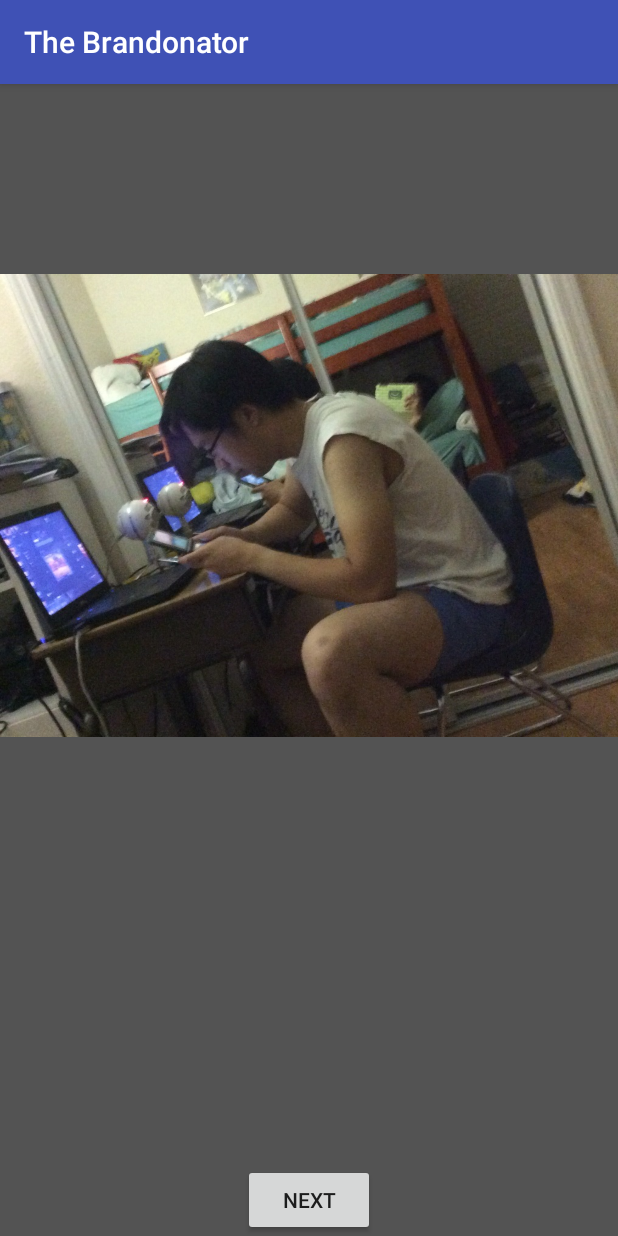
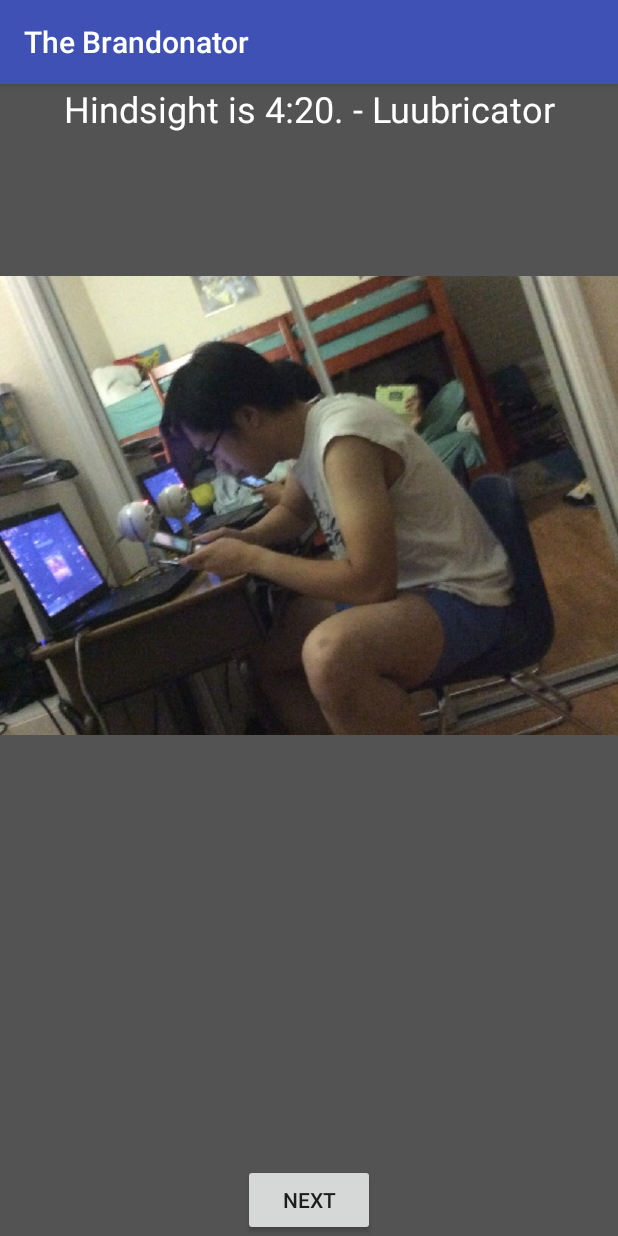
Before and after one commit to dabearrr/The_Brandonator, an Android app: the screen it shows after launch (MainActivity), after a tap on "NEXT", on a phone screen of 412 x 824 dp. Run offline under Robolectric (Android 15) with nearby library versions, the phone set to English and light mode, and no system bars.

Commit message:
added textSwitcher, is working

```diff
--- a/app/src/main/java/com/example/raymond/thebrandonator/MainActivity.java
+++ b/app/src/main/java/com/example/raymond/thebrandonator/MainActivity.java
@@ -1,9 +1,11 @@
 package com.example.raymond.thebrandonator;
 
 import android.graphics.Bitmap;
+import android.graphics.Color;
 import android.graphics.drawable.BitmapDrawable;
 import android.support.v7.app.AppCompatActivity;
 import android.os.Bundle;
+import android.view.Gravity;
 import android.view.View;
 import android.view.ViewGroup;
 import android.view.animation.Animation;
@@ -11,7 +13,11 @@ import android.view.animation.AnimationUtils;
 import android.widget.Button;
 import android.widget.ImageSwitcher;
 import android.widget.ImageView;
+import android.widget.TextSwitcher;
+import android.widget.TextView;
 import android.widget.ViewSwitcher;
+
+import org.w3c.dom.Text;
 
 public class MainActivity extends AppCompatActivity {
 
@@ -22,15 +28,23 @@ public class MainActivity extends AppCompatActivity {
     //get image pos
     int currentImage = -1;
 
+    //text array
+    String myText[] = {"Hindsight is 4:20. - Luubricator", "Just want a piece of Percy's ass, ya know? - Luudysseus",
+            "It's lit - Luum", "Is it better to have memed and lost, than to have never memed at all? - Marcus Aurelius",
+            "People don't think it be how it be, but it do - Brandon 'Smokes' DaGrasse Tyson",
+            "'I'll be Frank, guys-' - Marluu Brando, '-Okay, I'll be Raymond' - Raymond"};
+    int currentText = -1;
+    int countText = myText.length;
+
     @Override
     protected void onCreate(Bundle savedInstanceState) {
         super.onCreate(savedInstanceState);
         setContentView(R.layout.activity_main);
 
-        //add button and imageviewer to fetch id
+        //add button and imageviewer and textviewer to fetch id
         Button nextImage=(Button)findViewById(R.id.btnNext);
         final ImageSwitcher imageSwitcher = (ImageSwitcher) findViewById(R.id.imageChanger);
-
+        final TextSwitcher textSwitcher = (TextSwitcher)  findViewById(R.id.switchText);
         //code to use image switcher
         imageSwitcher.setFactory(new ViewSwitcher.ViewFactory() {
 
@@ -53,6 +67,19 @@ public class MainActivity extends AppCompatActivity {
         imageSwitcher.setInAnimation(in);
         imageSwitcher.setOutAnimation(out);
 
+        //code to use textSwitcher
+        textSwitcher.setFactory(new ViewSwitcher.ViewFactory() {
+
+            public View makeView() {
+                //add Imageview dynamically
+                TextView myText = new TextView(MainActivity.this);
+                myText.setGravity(Gravity.TOP | Gravity.CENTER_HORIZONTAL);
+                myText.setTextSize(24);
+                myText.setTextColor(Color.WHITE);
+                return myText;
+            }
+
+        });
         //button onclick listener
         nextImage.setOnClickListener(new View.OnClickListener() {
             public void onClick(View v) {
@@ -64,6 +91,13 @@ public class MainActivity extends AppCompatActivity {
                 //display the image in the switcher
                 imageSwitcher.setImageResource(imageNo[currentImage]);
 
+                //change text on button press
+                currentText++;
+                if(currentText >= countText) {
+                    currentText = 0;
+                }
+                textSwitcher.setText(myText[currentText]);
+
             }
         });
     }
--- a/app/src/main/res/layout/activity_main.xml
+++ b/app/src/main/res/layout/activity_main.xml
@@ -22,4 +22,11 @@
         android:id="@+id/btnNext"
         android:layout_alignParentBottom="true"
         android:layout_centerHorizontal="true" />
+
+    <TextSwitcher
+        android:layout_width="match_parent"
+        android:layout_height="wrap_content"
+        android:id="@+id/switchText"
+        android:layout_alignParentTop="true"
+        android:layout_centerHorizontal="true" />
 </RelativeLayout>
```
Also changed, not shown: app/src/main/res/drawable-ldpi/b1.JPG (added), app/src/main/res/drawable-ldpi/b2.JPG (added), app/src/main/res/drawable-ldpi/b3.JPG (added), app/src/main/res/drawable-ldpi/b4.jpg (renamed from app/src/main/res/drawable/b4.jpg), app/src/main/res/drawable/b1.JPG (deleted), app/src/main/res/drawable/b2.JPG (deleted), app/src/main/res/drawable/b3.JPG (deleted).
